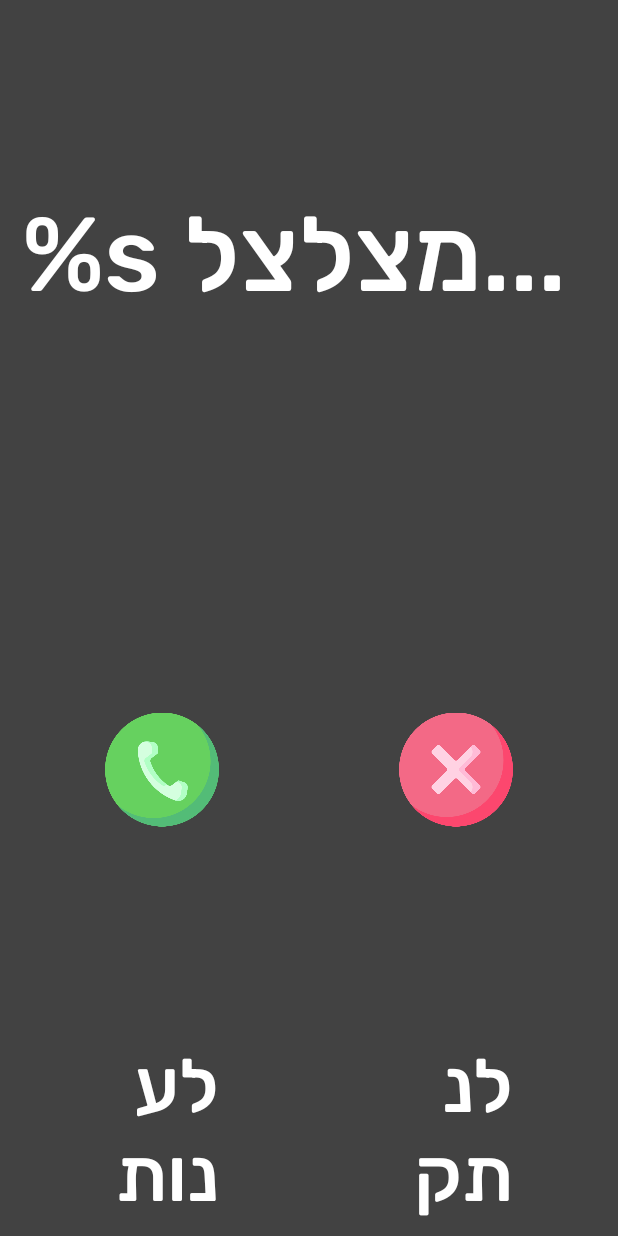
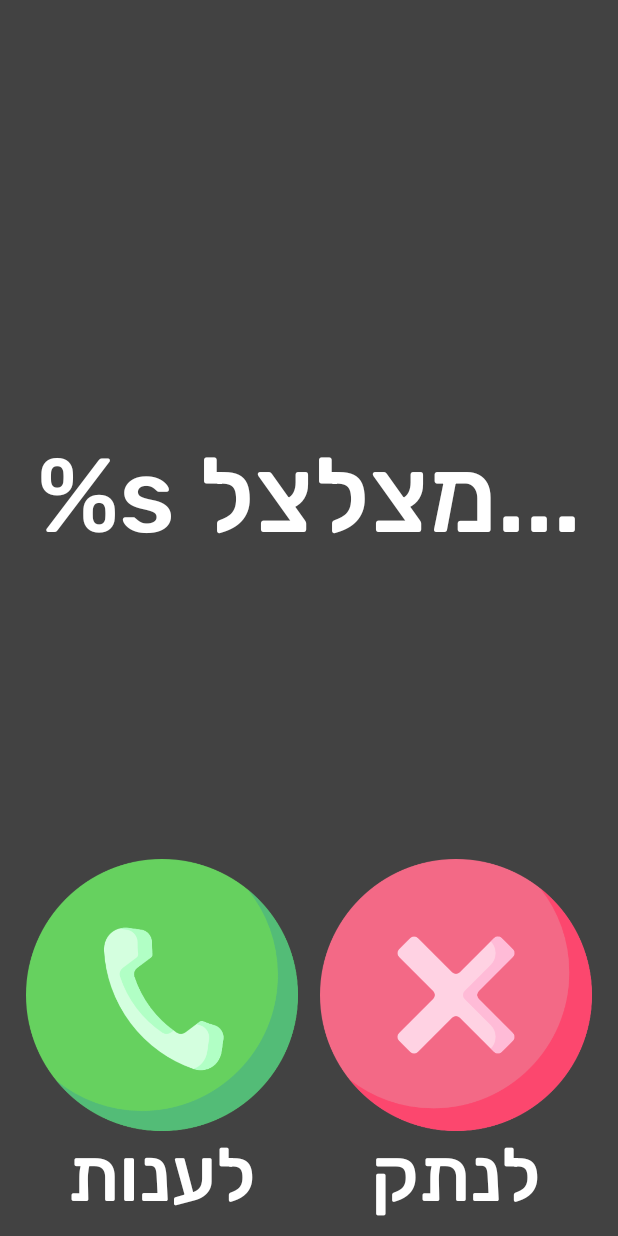
Before and after one commit to yuvalta/SeniorsTablet, an Android app: the layout fragment_answering.xml on its own in the app's theme, with its tools: preview values and no code run, on a phone screen of 412 x 824 dp. Run offline under Robolectric (Android 15) with nearby library versions, the phone set to English and light mode, and no system bars.

Commit message:
working fine on old phone

```diff
--- a/app/src/main/AndroidManifest.xml
+++ b/app/src/main/AndroidManifest.xml
@@ -23,7 +23,7 @@
 
         <activity
             android:name=".MainActivity"
-            android:screenOrientation="landscape">
+            android:screenOrientation="portrait">
             <intent-filter>
                 <action android:name="android.intent.action.MAIN" />
 
--- a/app/src/main/res/layout/activity_main.xml
+++ b/app/src/main/res/layout/activity_main.xml
@@ -18,12 +18,12 @@
         <TextClock
             android:fontFamily="@font/rubik"
             android:layout_gravity="center_horizontal"
-            android:gravity="center_horizontal"
-            android:layout_weight="2"
+            android:gravity="center"
+            android:layout_weight="1"
             android:layout_width="match_parent"
             android:layout_height="0dp"
-            android:textSize="150sp"
             android:textStyle="bold"
+            android:textSize="130sp"
             android:textColor="@color/text_color"
             android:id="@+id/clock" />
 
--- a/app/src/main/res/layout/fragment_answering.xml
+++ b/app/src/main/res/layout/fragment_answering.xml
@@ -10,6 +10,7 @@
     tools:context=".AnsweringFragment">
 
     <RelativeLayout
+        android:layout_marginTop="80dp"
         android:layout_gravity="center_horizontal"
         android:gravity="center_horizontal"
         android:orientation="horizontal"
@@ -28,7 +29,6 @@
             android:layout_height="match_parent"
             android:text="@string/whos_calling"
             android:gravity="center"
-            android:layout_marginEnd="20dp"
             android:textColor="@color/text_color" />
 
         <ImageView
@@ -43,13 +43,13 @@
     </RelativeLayout>
 
     <LinearLayout
-        android:layout_weight="3"
+        android:layout_weight="1"
         android:orientation="horizontal"
         android:layout_width="match_parent"
         android:layout_height="0dp">
 
         <RelativeLayout
-            android:layout_marginHorizontal="60dp"
+            android:layout_marginHorizontal="5dp"
             android:id="@+id/answer_layout"
             android:background="@android:color/transparent"
             android:orientation="vertical"
@@ -76,7 +76,7 @@
         </RelativeLayout>
 
         <RelativeLayout
-            android:layout_marginHorizontal="60dp"
+            android:layout_marginHorizontal="5dp"
             android:id="@+id/decline_layout"
             android:background="@android:color/transparent"
             android:orientation="vertical"
```
Also changed, not shown: app/src/main/java/com/example/seniortablet/AnsweringFragment.java (+4 -4 lines), app/src/main/java/com/example/seniortablet/MainActivity.java (+4 -5 lines).
